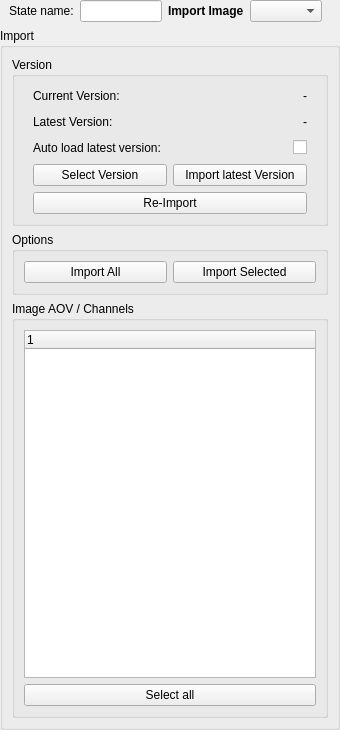
Animatect/Prism2_PluginFusion, file Fusion/Scripts/StateManagerNodes/StateUserInterfaces/fus_Image_Import.ui: the form before one commit.
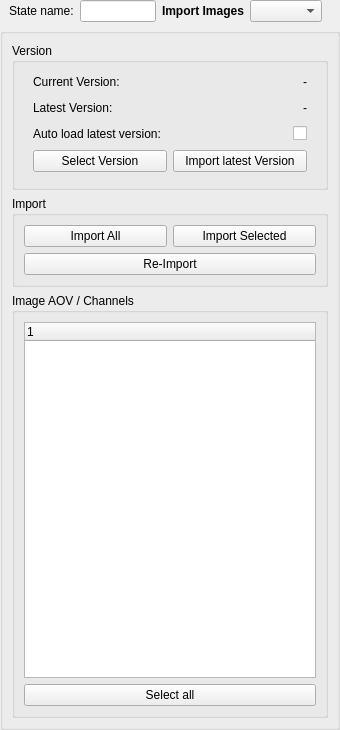
The form after the commit.

```diff
--- a/Fusion/Scripts/StateManagerNodes/StateUserInterfaces/fus_Image_Import.ui
+++ b/Fusion/Scripts/StateManagerNodes/StateUserInterfaces/fus_Image_Import.ui
@@ -72,7 +72,7 @@
          </font>
         </property>
         <property name="text">
-         <string>Import Image</string>
+         <string>Import Images</string>
         </property>
        </widget>
       </item>
@@ -85,7 +85,7 @@
    <item>
     <widget class="QGroupBox" name="gb_import">
      <property name="title">
-      <string>Import</string>
+      <string/>
      </property>
      <layout class="QVBoxLayout" name="verticalLayout_2">
       <item>
@@ -294,16 +294,6 @@
             <property name="bottomMargin">
              <number>0</number>
             </property>
-            <item>
-             <widget class="QPushButton" name="b_import">
-              <property name="focusPolicy">
-               <enum>Qt::NoFocus</enum>
-              </property>
-              <property name="text">
-               <string>Re-Import</string>
-              </property>
-             </widget>
-            </item>
            </layout>
           </widget>
          </item>
@@ -313,7 +303,7 @@
       <item>
        <widget class="QGroupBox" name="gb_options">
         <property name="title">
-         <string>Options</string>
+         <string>Import</string>
         </property>
         <layout class="QVBoxLayout" name="verticalLayout_6">
          <item>
@@ -334,6 +324,16 @@
            </item>
           </layout>
          </item>
+         <item>
+          <widget class="QPushButton" name="b_import">
+           <property name="focusPolicy">
+            <enum>Qt::NoFocus</enum>
+           </property>
+           <property name="text">
+            <string>Re-Import</string>
+           </property>
+          </widget>
+         </item>
         </layout>
        </widget>
       </item>
```
